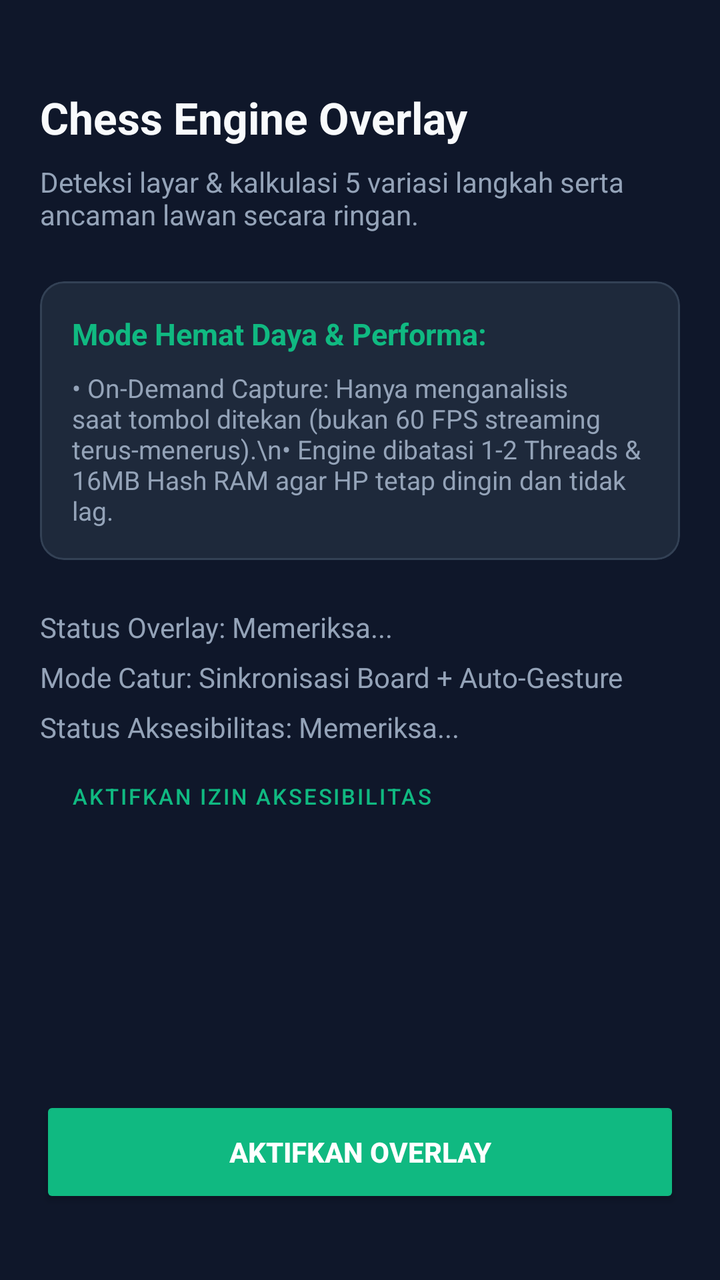
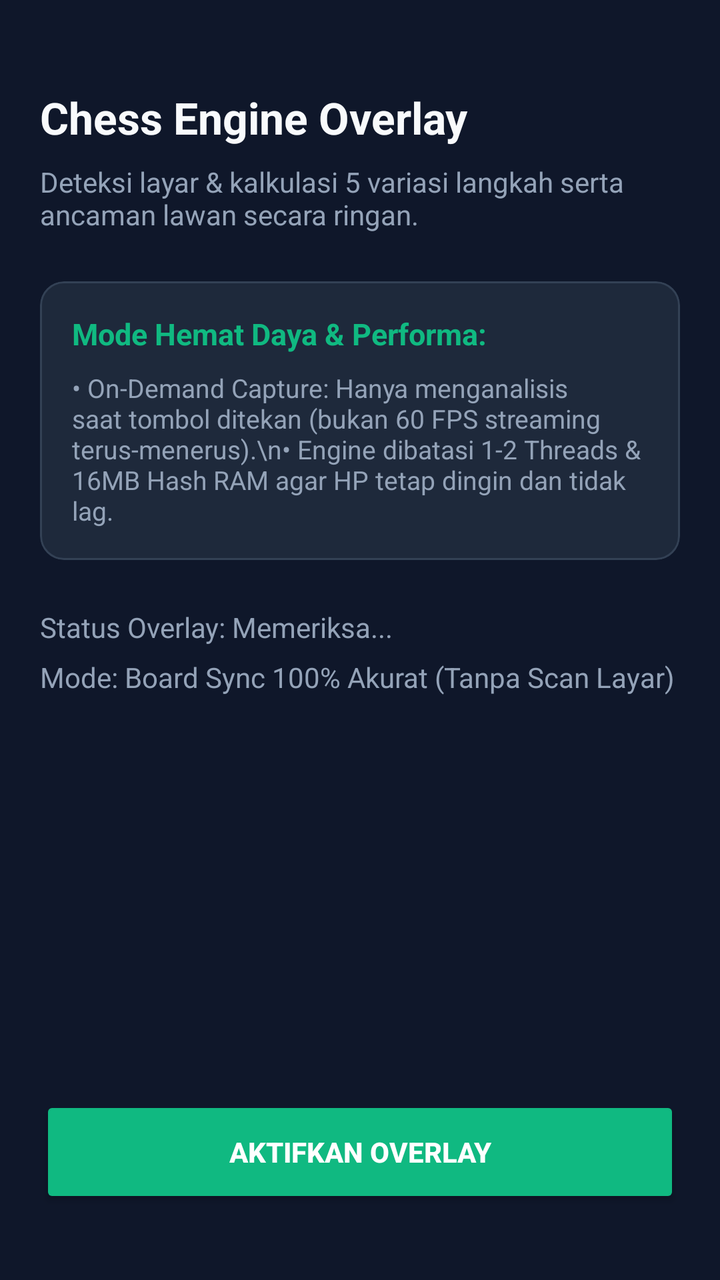

Two renders of the same Android screen: before a commit and after it. Below are the layout's source before the change and the commit's diff.
<!-- AndroidManifest.xml: activity theme Theme.ChessOverlay -->
<!-- res/layout/activity_main.xml -->
<?xml version="1.0" encoding="utf-8"?>
<LinearLayout xmlns:android="http://schemas.android.com/apk/res/android"
    xmlns:app="http://schemas.android.com/apk/res-auto"
    android:layout_width="match_parent"
    android:layout_height="match_parent"
    android:orientation="vertical"
    android:padding="20dp"
    android:background="@color/background">

    <TextView
        android:layout_width="wrap_content"
        android:layout_height="wrap_content"
        android:text="@string/title_app"
        android:textColor="@color/text_primary"
        android:textSize="22sp"
        android:textStyle="bold"
        android:layout_marginTop="24dp" />

    <TextView
        android:layout_width="wrap_content"
        android:layout_height="wrap_content"
        android:text="@string/desc_app"
        android:textColor="@color/text_secondary"
        android:textSize="14sp"
        android:layout_marginTop="8dp" />

    
    <com.google.android.material.card.MaterialCardView
        android:layout_width="match_parent"
        android:layout_height="wrap_content"
        android:layout_marginTop="24dp"
        app:cardBackgroundColor="@color/surface"
        app:cardCornerRadius="12dp"
        app:cardElevation="0dp"
        app:strokeWidth="1dp"
        app:strokeColor="#334155">

        <LinearLayout
            android:layout_width="match_parent"
            android:layout_height="wrap_content"
            android:orientation="vertical"
            android:padding="16dp">

            <TextView
                android:layout_width="wrap_content"
                android:layout_height="wrap_content"
                android:text="Mode Hemat Daya &amp; Performa:"
                android:textColor="@color/accent"
                android:textStyle="bold"
                android:textSize="15sp" />

            <TextView
                android:layout_width="wrap_content"
                android:layout_height="wrap_content"
                android:text="• On-Demand Capture: Hanya menganalisis saat tombol ditekan (bukan 60 FPS streaming terus-menerus).\n• Engine dibatasi 1-2 Threads &amp; 16MB Hash RAM agar HP tetap dingin dan tidak lag."
                android:textColor="@color/text_secondary"
                android:textSize="13sp"
                android:layout_marginTop="8dp" />
        </LinearLayout>
    </com.google.android.material.card.MaterialCardView>

    
    <LinearLayout
        android:layout_width="match_parent"
        android:layout_height="wrap_content"
        android:orientation="vertical"
        android:layout_marginTop="24dp">

        <TextView
            android:id="@+id/tvOverlayPermissionStatus"
            android:layout_width="wrap_content"
            android:layout_height="wrap_content"
            android:text="Status Overlay: Memeriksa..."
            android:textColor="@color/text_secondary"
            android:textSize="14sp" />

        <TextView
            android:id="@+id/tvCapturePermissionStatus"
            android:layout_width="wrap_content"
            android:layout_height="wrap_content"
            android:text="Mode Catur: Sinkronisasi Board + Auto-Gesture"
            android:textColor="@color/text_secondary"
            android:textSize="14sp"
            android:layout_marginTop="6dp" />

        <TextView
            android:id="@+id/tvAccessibilityStatus"
            android:layout_width="wrap_content"
            android:layout_height="wrap_content"
            android:text="Status Aksesibilitas: Memeriksa..."
            android:textColor="@color/text_secondary"
            android:textSize="14sp"
            android:layout_marginTop="6dp" />

        <Button
            android:id="@+id/btnAccessibilitySettings"
            style="@style/Widget.MaterialComponents.Button.OutlinedButton"
            android:layout_width="wrap_content"
            android:layout_height="38dp"
            android:text="Aktifkan Izin Aksesibilitas"
            android:textColor="@color/accent"
            android:textSize="11sp"
            android:layout_marginTop="6dp" />
    </LinearLayout>

    <View
        android:layout_width="match_parent"
        android:layout_height="0dp"
        android:layout_weight="1" />

    <Button
        android:id="@+id/btnToggleService"
        android:layout_width="match_parent"
        android:layout_height="56dp"
        android:text="@string/btn_start_service"
        android:backgroundTint="@color/accent"
        android:textColor="@android:color/white"
        android:textStyle="bold"
        app:cornerRadius="12dp"
        android:layout_marginBottom="16dp" />

</LinearLayout>
<!-- resources referenced by this layout -->
<resources>
  <color name="accent">#10B981</color>
  <color name="background">#0F172A</color>
  <color name="surface">#1E293B</color>
  <color name="text_primary">#F8FAFC</color>
  <color name="text_secondary">#94A3B8</color>
  <string name="btn_start_service">Aktifkan Overlay</string>
  <string name="desc_app">Deteksi layar &amp; kalkulasi 5 variasi langkah serta ancaman lawan secara ringan.</string>
  <string name="title_app">Chess Engine Overlay</string>
  <style name="Theme.ChessOverlay" parent="Theme.MaterialComponents.DayNight.NoActionBar">
          <item name="colorPrimary">@color/primary</item>
          <item name="colorPrimaryVariant">@color/primary_variant</item>
          <item name="colorSecondary">@color/accent</item>
          <item name="android:statusBarColor">@color/primary_variant</item>
          <item name="android:windowBackground">@color/background</item>
      </style>
  <color name="primary">#1E293B</color>
  <color name="primary_variant">#0F172A</color>
</resources>

<!-- the commit's change to res/layout/activity_main.xml (unified diff, before → after) -->
@@ -78,28 +78,9 @@
             android:id="@+id/tvCapturePermissionStatus"
             android:layout_width="wrap_content"
             android:layout_height="wrap_content"
-            android:text="Mode Catur: Sinkronisasi Board + Auto-Gesture"
+            android:text="Mode: Board Sync 100% Akurat (Tanpa Scan Layar)"
             android:textColor="@color/text_secondary"
             android:textSize="14sp"
-            android:layout_marginTop="6dp" />
-
-        <TextView
-            android:id="@+id/tvAccessibilityStatus"
-            android:layout_width="wrap_content"
-            android:layout_height="wrap_content"
-            android:text="Status Aksesibilitas: Memeriksa..."
-            android:textColor="@color/text_secondary"
-            android:textSize="14sp"
-            android:layout_marginTop="6dp" />
-
-        <Button
-            android:id="@+id/btnAccessibilitySettings"
-            style="@style/Widget.MaterialComponents.Button.OutlinedButton"
-            android:layout_width="wrap_content"
-            android:layout_height="38dp"
-            android:text="Aktifkan Izin Aksesibilitas"
-            android:textColor="@color/accent"
-            android:textSize="11sp"
             android:layout_marginTop="6dp" />
     </LinearLayout>
 
